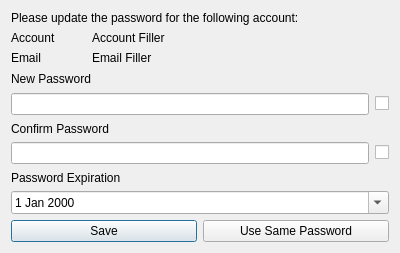
Qt form designs/xml/update_password.ui (daniel-deru/WorkMate-3.0) before a commit.
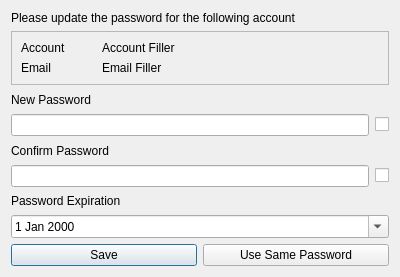
The same form after that commit.

Commit message: added styledsheet and ui changes to the update password window

Patch:
```diff
--- a/designs/xml/update_password.ui
+++ b/designs/xml/update_password.ui
@@ -7,7 +7,7 @@
     <x>0</x>
     <y>0</y>
     <width>400</width>
-    <height>253</height>
+    <height>277</height>
    </rect>
   </property>
   <property name="windowTitle">
@@ -19,10 +19,21 @@
      <item>
       <widget class="QLabel" name="lbl_desc">
        <property name="text">
-        <string>Please update the password for the following account:</string>
+        <string>Please update the password for the following account</string>
        </property>
       </widget>
      </item>
+     <item>
+      <widget class="QFrame" name="frame_account">
+       <property name="frameShape">
+        <enum>QFrame::StyledPanel</enum>
+       </property>
+       <property name="frameShadow">
+        <enum>QFrame::Raised</enum>
+       </property>
+       <layout class="QVBoxLayout" name="verticalLayout_6">
+        <item>
+         <layout class="QVBoxLayout" name="verticalLayout_7">
      <item>
       <layout class="QHBoxLayout" name="horizontalLayout_6">
        <item>
@@ -47,6 +58,10 @@
        </item>
       </layout>
      </item>
+         </layout>
+        </item>
+        <item>
+         <layout class="QVBoxLayout" name="verticalLayout_8">
      <item>
       <layout class="QHBoxLayout" name="horizontalLayout_5">
        <item>
@@ -73,6 +88,11 @@
      </item>
     </layout>
    </item>
+       </layout>
+      </widget>
+     </item>
+    </layout>
+   </item>
    <item>
     <layout class="QVBoxLayout" name="verticalLayout">
      <item>
@@ -85,7 +105,11 @@
      <item>
       <layout class="QHBoxLayout" name="horizontalLayout">
        <item>
-        <widget class="QLineEdit" name="lne_password1"/>
+        <widget class="QLineEdit" name="lne_password1">
+         <property name="echoMode">
+          <enum>QLineEdit::Password</enum>
+         </property>
+        </widget>
        </item>
        <item>
         <widget class="QCheckBox" name="chk_show_password1">
@@ -110,7 +134,11 @@
      <item>
       <layout class="QHBoxLayout" name="horizontalLayout_2">
        <item>
-        <widget class="QLineEdit" name="lne_password2"/>
+        <widget class="QLineEdit" name="lne_password2">
+         <property name="echoMode">
+          <enum>QLineEdit::Password</enum>
+         </property>
+        </widget>
        </item>
        <item>
         <widget class="QCheckBox" name="chk_show_password2">
```
Left out of the diff: 18 changed lines with no effect on the pictures. Lines whose indentation alone changed are shown as unchanged. The commit also changes 11 other files.
